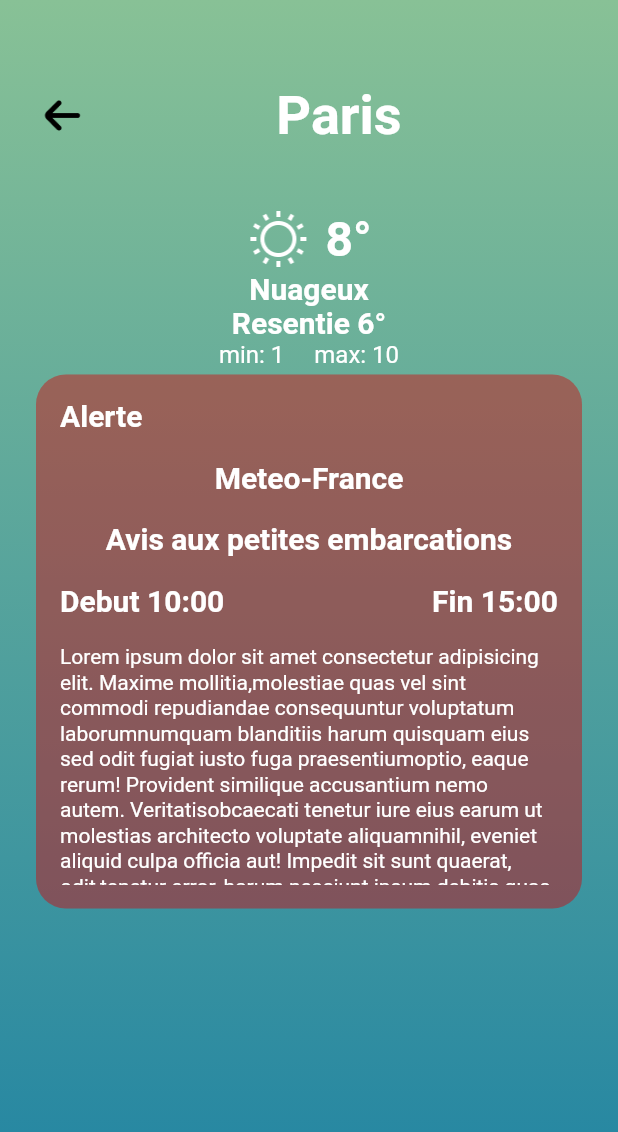
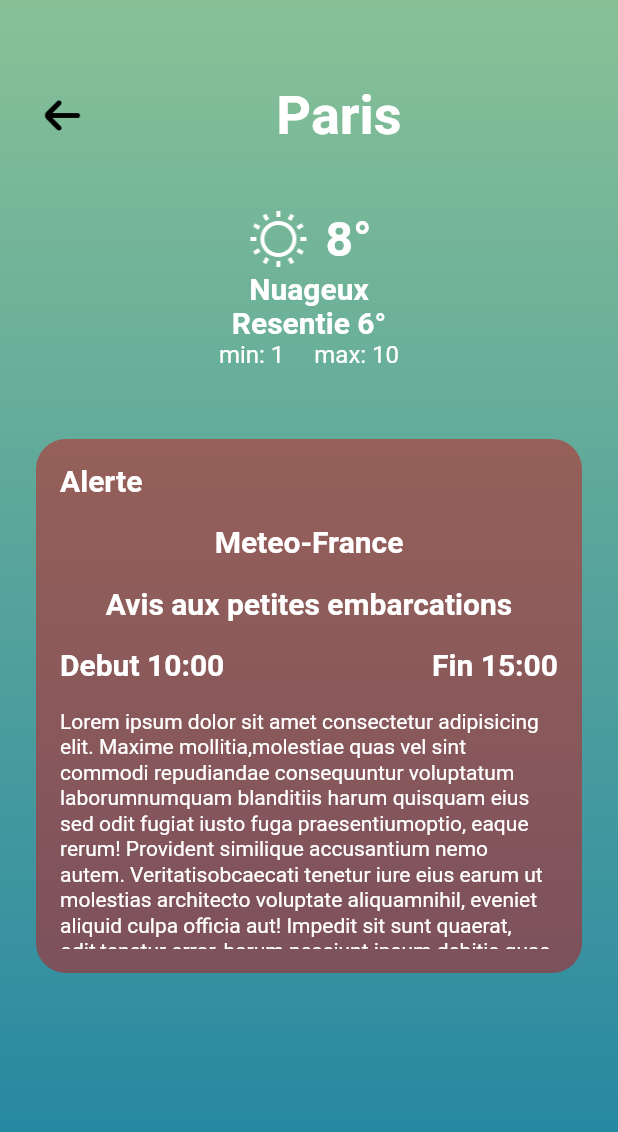
Before and after one commit to mathieusoufflard/NeoWeather, a Flutter app: the WeatherDetails screen opened directly, on a phone screen of 412 x 824 dp. Shown: the top 1132 px of the screen. Run offline on Flutter 3.47's test engine with Material 2 defaults, Android fonts, the phone set to English and light mode, and no system bars; our stand-ins replace flutter_dotenv.

Commit message:
add top padding to card

```diff
--- a/app/lib/ui/weather_details.dart
+++ b/app/lib/ui/weather_details.dart
@@ -131,7 +131,7 @@ class WeatherDetails extends StatelessWidget {
   );
 
   Widget weatherDetailsCard() => Padding(
-    padding: EdgeInsets.only(left: 20, right: 20),
+    padding: EdgeInsets.only(left: 20, right: 20, top: 43),
     child: Card(
       elevation: 0,
       shape: RoundedRectangleBorder(
```
